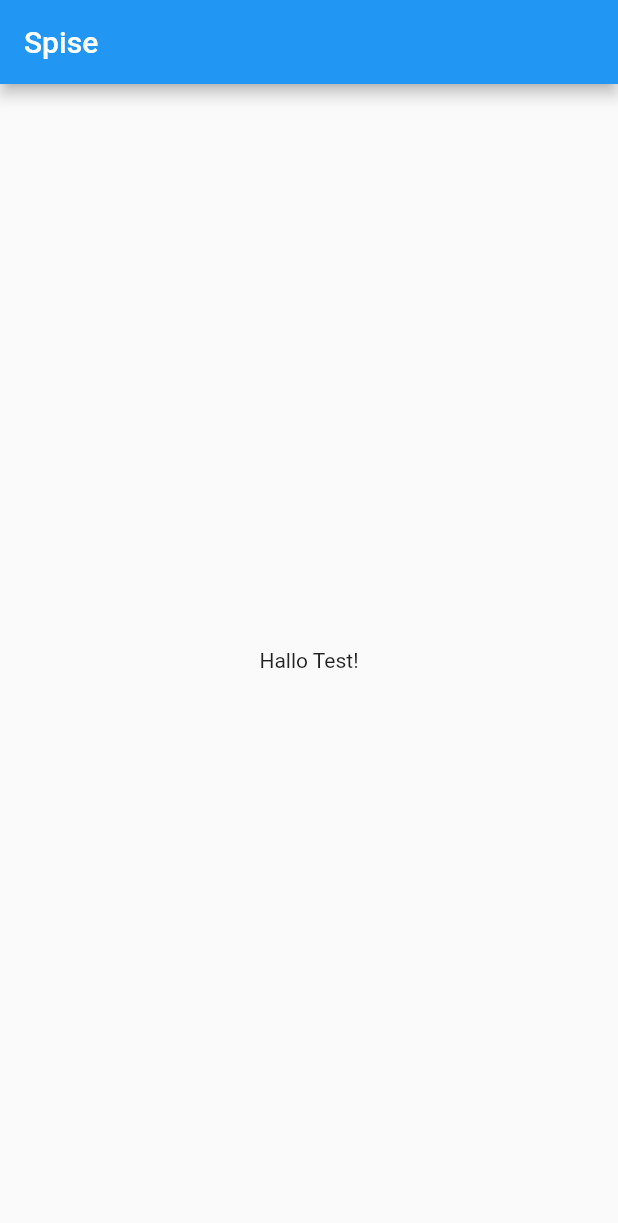
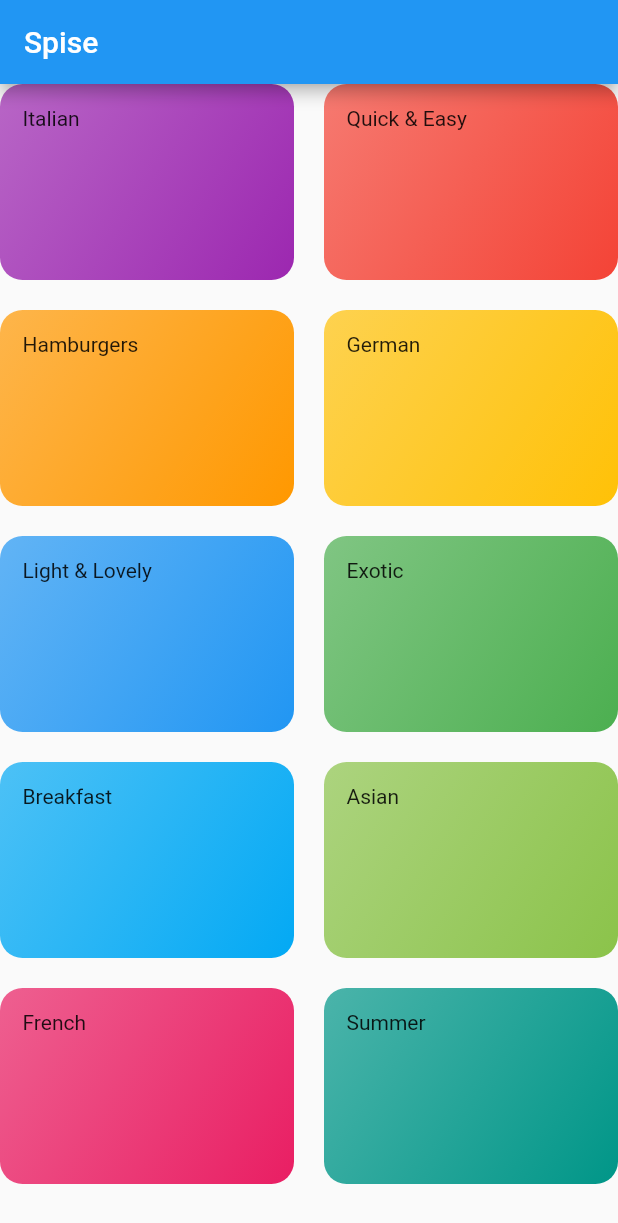
Before and after one commit to ejwanner/Spise, a Flutter app: the screen it shows after launch, on a phone screen of 412 x 824 dp. Shown: the top 1223 px of the screen. Run offline on Flutter 3.47's test engine with Material 2 defaults, Android fonts, the phone set to English and light mode, and no system bars.

Commit message:
register new home page and add dummy data for testing

```diff
--- /dev/null
+++ b/lib/categories-screen.dart
@@ -0,0 +1,31 @@
+import 'package:flutter/material.dart';
+
+import './category-item.dart';
+import './dummy_data.dart';
+
+class CategoriesScreen extends StatelessWidget {
+  @override
+  Widget build(BuildContext context) {
+    return Scaffold(
+      appBar: AppBar(
+        title: const Text('Spise'),
+      ),
+      body: GridView(
+        children: DUMMY_CATEGORIES
+            .map(
+              (catData) => CategoryItem(
+                catData.title,
+                catData.color,
+              ),
+            )
+            .toList(),
+        gridDelegate: SliverGridDelegateWithMaxCrossAxisExtent(
+          maxCrossAxisExtent: 200,
+          childAspectRatio: 3 / 2,
+          crossAxisSpacing: 20,
+          mainAxisSpacing: 20,
+        ),
+      ),
+    );
+  }
+}
--- /dev/null
+++ b/lib/category-item.dart
@@ -0,0 +1,27 @@
+import 'package:flutter/material.dart';
+
+class CategoryItem extends StatelessWidget {
+  final String title;
+  final Color color;
+
+  CategoryItem(this.title, this.color);
+
+  @override
+  Widget build(BuildContext context) {
+    return Container(
+      padding: const EdgeInsets.all(15),
+      child: Text(title),
+      decoration: BoxDecoration(
+        gradient: LinearGradient(
+          colors: [
+            color.withOpacity(0.7),
+            color,
+          ],
+          begin: Alignment.topLeft,
+          end: Alignment.bottomRight,
+        ),
+        borderRadius: BorderRadius.circular(15),
+      ),
+    );
+  }
+}
--- /dev/null
+++ b/lib/dummy_data.dart
@@ -0,0 +1,56 @@
+import 'package:flutter/material.dart';
+
+import './models/category.dart';
+
+const DUMMY_CATEGORIES = const [
+  Category(
+    id: 'c1',
+    title: 'Italian',
+    color: Colors.purple,
+  ),
+  Category(
+    id: 'c2',
+    title: 'Quick & Easy',
+    color: Colors.red,
+  ),
+  Category(
+    id: 'c3',
+    title: 'Hamburgers',
+    color: Colors.orange,
+  ),
+  Category(
+    id: 'c4',
+    title: 'German',
+    color: Colors.amber,
+  ),
+  Category(
+    id: 'c5',
+    title: 'Light & Lovely',
+    color: Colors.blue,
+  ),
+  Category(
+    id: 'c6',
+    title: 'Exotic',
+    color: Colors.green,
+  ),
+  Category(
+    id: 'c7',
+    title: 'Breakfast',
+    color: Colors.lightBlue,
+  ),
+  Category(
+    id: 'c8',
+    title: 'Asian',
+    color: Colors.lightGreen,
+  ),
+  Category(
+    id: 'c9',
+    title: 'French',
+    color: Colors.pink,
+  ),
+  Category(
+    id: 'c10',
+    title: 'Summer',
+    color: Colors.teal,
+  ),
+];
--- a/lib/main.dart
+++ b/lib/main.dart
@@ -1,4 +1,5 @@
 import 'package:flutter/material.dart';
+import './categories-screen.dart';
 
 void main() {
   runApp(MyApp());
@@ -12,26 +13,7 @@ class MyApp extends StatelessWidget {
       theme: ThemeData(
         primarySwatch: Colors.blue,
       ),
-      home: MyHomePage(),
+      home: CategoriesScreen(),
     );
   }
 }
-
-class MyHomePage extends StatefulWidget {
-  @override
-  _MyHomePageState createState() => _MyHomePageState();
-}
-
-class _MyHomePageState extends State<MyHomePage> {
-  @override
-  Widget build(BuildContext context) {
-    return Scaffold(
-      appBar: AppBar(
-        title: Text('Spise'),
-      ),
-      body: Center(
-        child: Text('Hallo Test!'),
-      ),
-    );
-  }
-}
--- /dev/null
+++ b/lib/models/category.dart
@@ -0,0 +1,13 @@
+import 'package:flutter/material.dart';
+
+class Category {
+  final String id;
+  final String title;
+  final Color color;
+
+  const Category({
+    @required this.id,
+    @required this.title,
+    this.color = Colors.orange,
+  });
+}
```
